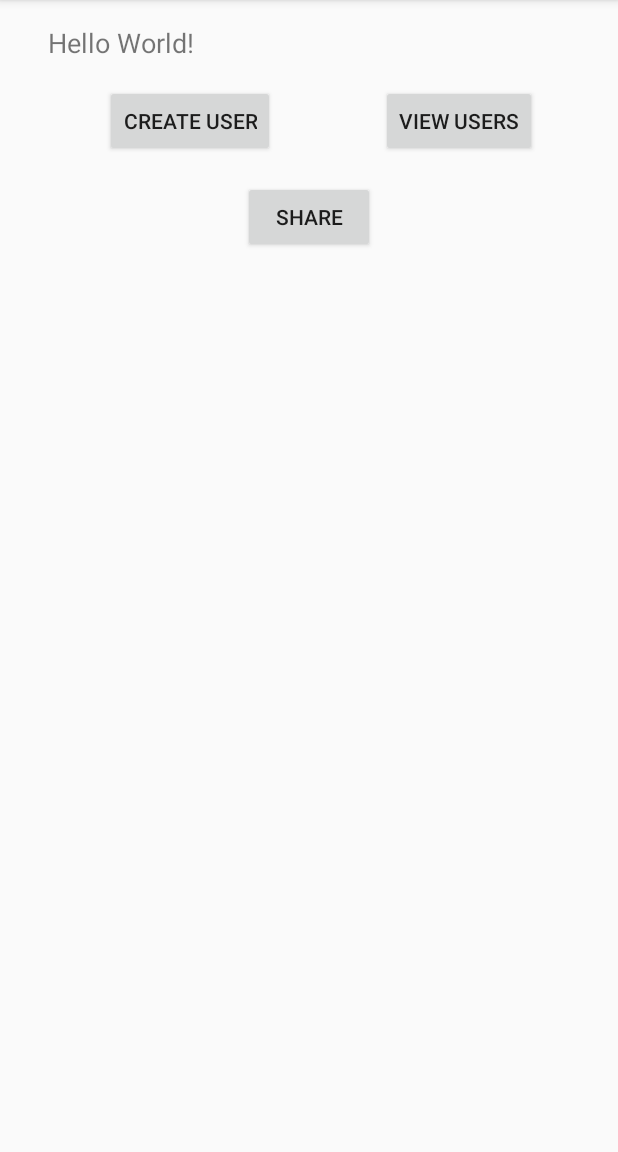
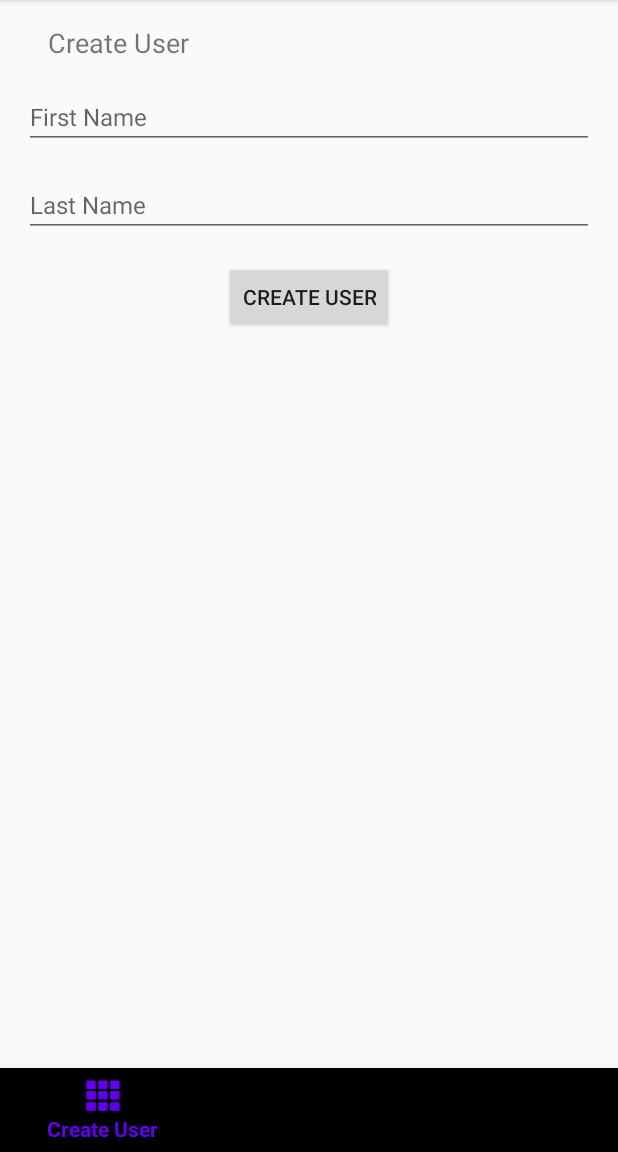
Before and after one commit to Athenriel/MyApplication, an Android app: the screen it shows after launch (MainActivity), on a phone screen of 412 x 824 dp, the part 84-1236 px from its top. Run offline under Robolectric (Android 15) with nearby library versions, the light colour scheme and no system bars; our stand-ins replace Room's generated code, Timber, navigation-ui; 1 statement that could not run was skipped.

Commit message:
Adds bottom nav and image chooser

```diff
--- a/app/src/main/java/com/example/myapplication/ui/MainActivity.kt
+++ b/app/src/main/java/com/example/myapplication/ui/MainActivity.kt
@@ -1,8 +1,12 @@
 package com.example.myapplication.ui
 
 import android.os.Bundle
+import android.os.Handler
 import androidx.appcompat.app.AppCompatActivity
+import androidx.core.view.isVisible
+import androidx.navigation.NavOptions
 import androidx.navigation.findNavController
+import androidx.navigation.ui.setupWithNavController
 import com.example.myapplication.R
 import com.example.myapplication.databinding.ActivityMainBinding
 
@@ -10,6 +14,7 @@ class MainActivity : AppCompatActivity() {
 
     companion object {
         const val VIEW_USERS_EXTRA = "viewUsersExtra"
+        private const val SPLASH_TIME = 1000L
     }
 
     private lateinit var binding: ActivityMainBinding
@@ -18,15 +23,46 @@ class MainActivity : AppCompatActivity() {
         super.onCreate(savedInstanceState)
         binding = ActivityMainBinding.inflate(layoutInflater)
         setContentView(binding.root)
-        if (intent.getBooleanExtra(VIEW_USERS_EXTRA, false) &&
-            findNavController(R.id.nav_host_fragment).currentDestination?.id == R.id.UsersHomeFragment
-        ) {
-            val directions =
-                UsersHomeFragmentDirections.actionUsersHomeFragmentToViewUsersFragment(
+        val navController = findNavController(R.id.nav_host_fragment)
+        binding.bottomNavBar.setupWithNavController(navController)
+        binding.bottomNavBar.setOnNavigationItemSelectedListener {
+            val clearNavOptions =
+                NavOptions.Builder().setLaunchSingleTop(true).setPopUpTo(R.id.nav_graph, true)
+                    .build()
+            when (it.itemId) {
+                R.id.menu_create_user_nav -> {
+                    navController.navigate(R.id.CreateUserFragment, null, clearNavOptions)
                     true
-                )
-            findNavController(R.id.nav_host_fragment).navigate(directions)
+                }
+                R.id.menu_view_user_nav -> {
+                    navController.navigate(R.id.ViewUsersFragment, null, clearNavOptions)
+                    true
+                }
+                R.id.menu_share_nav -> {
+                    navController.navigate(R.id.ShareFragment, null, clearNavOptions)
+                    true
+                }
+                else -> false
+            }
         }
+        navController.addOnDestinationChangedListener { _, destination, _ ->
+            binding.bottomNavBar.isVisible = when (destination.id) {
+                R.id.CreateUserFragment -> true
+                R.id.ViewUsersFragment -> true
+                R.id.ShareFragment -> true
+                else -> false
+            }
+        }
+        Handler().postDelayed({
+            if (navController.currentDestination?.id == R.id.SplashFragment) {
+                val directions = if (intent.getBooleanExtra(VIEW_USERS_EXTRA, false)) {
+                    SplashFragmentDirections.actionSplashFragmentToViewUsersFragment(true)
+                } else {
+                    SplashFragmentDirections.actionSplashFragmentToCreateUserFragment()
+                }
+                navController.navigate(directions)
+            }
+        }, SPLASH_TIME)
     }
 
 }
--- /dev/null
+++ b/app/src/main/java/com/example/myapplication/ui/SplashFragment.kt
@@ -0,0 +1,23 @@
+package com.example.myapplication.ui
+
+import android.os.Bundle
+import android.view.LayoutInflater
+import android.view.View
+import android.view.ViewGroup
+import androidx.fragment.app.Fragment
+import com.example.myapplication.R
+
+/**
+ * Created by Athenriel on 17/04/2020.
+ */
+class SplashFragment : Fragment() {
+
+    override fun onCreateView(
+        inflater: LayoutInflater,
+        container: ViewGroup?,
+        savedInstanceState: Bundle?
+    ): View? {
+        return inflater.inflate(R.layout.fragment_splash, container, false)
+    }
+
+}
--- a/app/src/main/java/com/example/myapplication/ui/UsersHomeFragment.kt
+++ /dev/null
@@ -1,52 +0,0 @@
-package com.example.myapplication.ui
-
-import android.os.Bundle
-import android.view.LayoutInflater
-import android.view.View
-import android.view.ViewGroup
-import androidx.fragment.app.Fragment
-import androidx.navigation.fragment.findNavController
-import com.example.myapplication.databinding.FragmentUsersHomeBinding
-
-/**
- * Created by Athenriel on 26/03/2020.
- */
-class UsersHomeFragment : Fragment() {
-
-    private var _binding: FragmentUsersHomeBinding? = null
-    private val binding get() = _binding!!
-
-    override fun onCreateView(
-        inflater: LayoutInflater,
-        container: ViewGroup?,
-        savedInstanceState: Bundle?
-    ): View? {
-        _binding = FragmentUsersHomeBinding.inflate(inflater, container, false)
-        return binding.root
-    }
-
-    override fun onViewCreated(view: View, savedInstanceState: Bundle?) {
-        super.onViewCreated(view, savedInstanceState)
-        binding.fragmentUsersHomeCreateUserBtn.setOnClickListener {
-            val directions =
-                UsersHomeFragmentDirections.actionUsersHomeFragmentToCreateUserFragment()
-            findNavController().navigate(directions)
-        }
-        binding.fragmentUsersHomeViewUsersBtn.setOnClickListener {
-            val directions =
-                UsersHomeFragmentDirections.actionUsersHomeFragmentToViewUsersFragment()
-            findNavController().navigate(directions)
-        }
-        binding.fragmentUsersHomeShareBtn.setOnClickListener {
-            val directions =
-                UsersHomeFragmentDirections.actionUsersHomeFragmentToShareFragment()
-            findNavController().navigate(directions)
-        }
-    }
-
-    override fun onDestroyView() {
-        super.onDestroyView()
-        _binding = null
-    }
-
-}
--- a/app/src/main/res/layout/activity_main.xml
+++ b/app/src/main/res/layout/activity_main.xml
@@ -12,10 +12,19 @@
         android:layout_width="0dp"
         android:layout_height="0dp"
         app:defaultNavHost="true"
-        app:layout_constraintBottom_toBottomOf="parent"
+        app:layout_constraintBottom_toTopOf="@+id/bottom_nav_bar"
         app:layout_constraintEnd_toEndOf="parent"
         app:layout_constraintStart_toStartOf="parent"
         app:layout_constraintTop_toTopOf="parent"
         app:navGraph="@navigation/nav_graph" />
 
+    <com.google.android.material.bottomnavigation.BottomNavigationView
+        android:id="@+id/bottom_nav_bar"
+        android:layout_width="0dp"
+        android:layout_height="wrap_content"
+        app:layout_constraintBottom_toBottomOf="parent"
+        app:layout_constraintEnd_toEndOf="parent"
+        app:layout_constraintStart_toStartOf="parent"
+        app:menu="@menu/menu_bottom_nav" />
+
 </androidx.constraintlayout.widget.ConstraintLayout>
--- a/app/src/main/res/layout/fragment_create_user.xml
+++ b/app/src/main/res/layout/fragment_create_user.xml
@@ -21,6 +21,7 @@
         android:layout_height="wrap_content"
         android:layout_marginStart="16dp"
         android:layout_marginTop="16dp"
+        android:layout_marginEnd="16dp"
         android:autofillHints="personGivenName"
         android:hint="@string/first_name_text"
         android:importantForAutofill="yes"
@@ -36,6 +37,7 @@
         android:layout_height="wrap_content"
         android:layout_marginStart="16dp"
         android:layout_marginTop="16dp"
+        android:layout_marginEnd="16dp"
         android:autofillHints="personFamilyName"
         android:hint="@string/last_name_text"
         android:importantForAutofill="yes"
--- a/app/src/main/res/layout/fragment_users_home.xml
+++ /dev/null
@@ -1,52 +0,0 @@
-<?xml version="1.0" encoding="utf-8"?>
-<androidx.constraintlayout.widget.ConstraintLayout xmlns:android="http://schemas.android.com/apk/res/android"
-    android:layout_width="match_parent"
-    android:layout_height="match_parent"
-    xmlns:app="http://schemas.android.com/apk/res-auto">
-
-    <TextView
-        android:id="@+id/fragment_users_home_hello_tv"
-        android:layout_width="wrap_content"
-        android:layout_height="wrap_content"
-        android:layout_marginTop="16dp"
-        android:layout_marginStart="32dp"
-        android:textSize="18sp"
-        android:text="@string/users_home_title"
-        app:layout_constraintStart_toStartOf="parent"
-        app:layout_constraintTop_toTopOf="parent" />
-
-    <Button
-        android:id="@+id/fragment_users_home_create_user_btn"
-        android:layout_width="wrap_content"
-        android:layout_height="wrap_content"
-        android:layout_marginStart="16dp"
-        android:layout_marginTop="16dp"
-        android:text="@string/create_user_btn"
-        app:layout_constraintEnd_toStartOf="@+id/fragment_users_home_view_users_btn"
-        app:layout_constraintStart_toStartOf="parent"
-        app:layout_constraintTop_toBottomOf="@+id/fragment_users_home_hello_tv" />
-
-    <Button
-        android:id="@+id/fragment_users_home_view_users_btn"
-        android:layout_width="wrap_content"
-        android:layout_height="wrap_content"
-        android:layout_marginStart="16dp"
-        android:layout_marginTop="16dp"
-        android:text="@string/view_users_btn"
-        app:layout_constraintEnd_toEndOf="parent"
-        app:layout_constraintStart_toEndOf="@+id/fragment_users_home_create_user_btn"
-        app:layout_constraintTop_toBottomOf="@+id/fragment_users_home_hello_tv" />
-
-    <Button
-        android:id="@+id/fragment_users_home_share_btn"
-        android:layout_width="wrap_content"
-        android:layout_height="wrap_content"
-        android:layout_marginStart="16dp"
-        android:layout_marginTop="16dp"
-        android:layout_marginEnd="16dp"
-        android:text="@string/share_btn"
-        app:layout_constraintEnd_toEndOf="parent"
-        app:layout_constraintStart_toStartOf="parent"
-        app:layout_constraintTop_toBottomOf="@+id/fragment_users_home_create_user_btn" />
-
-</androidx.constraintlayout.widget.ConstraintLayout>
--- /dev/null
+++ b/app/src/main/res/menu/menu_bottom_nav.xml
@@ -0,0 +1,19 @@
+<?xml version="1.0" encoding="utf-8"?>
+<menu xmlns:android="http://schemas.android.com/apk/res/android">
+
+    <item
+        android:id="@+id/menu_create_user_nav"
+        android:icon="@android:drawable/ic_dialog_dialer"
+        android:title="@string/create_user_title" />
+
+    <item
+        android:id="@+id/menu_view_user_nav"
+        android:icon="@android:drawable/ic_dialog_info"
+        android:title="@string/view_users_title" />
+
+    <item
+        android:id="@+id/menu_share_nav"
+        android:icon="@android:drawable/ic_dialog_map"
+        android:title="@string/share_title" />
+
+</menu>
--- a/app/src/main/res/navigation/nav_graph.xml
+++ b/app/src/main/res/navigation/nav_graph.xml
@@ -3,28 +3,22 @@
     xmlns:app="http://schemas.android.com/apk/res-auto"
     xmlns:tools="http://schemas.android.com/tools"
     android:id="@+id/nav_graph"
-    app:startDestination="@id/UsersHomeFragment">
+    app:startDestination="@id/SplashFragment">
 
     <fragment
-        android:id="@+id/UsersHomeFragment"
-        android:name="com.example.myapplication.ui.UsersHomeFragment"
-        android:label="@string/users_home_title"
-        tools:layout="@layout/fragment_users_home">
+        android:id="@+id/SplashFragment"
+        android:name="com.example.myapplication.ui.SplashFragment"
+        android:label="@string/splash_title"
+        tools:layout="@layout/fragment_splash">
         <action
-            android:id="@+id/action_UsersHomeFragment_to_CreateUserFragment"
+            android:id="@+id/action_SplashFragment_to_CreateUserFragment"
             app:destination="@id/CreateUserFragment"
             app:enterAnim="@anim/slide_up"
             app:exitAnim="@anim/slide_down"
             app:popExitAnim="@anim/slide_down" />
         <action
-            android:id="@+id/action_UsersHomeFragment_to_ViewUsersFragment"
+            android:id="@+id/action_SplashFragment_to_ViewUsersFragment"
             app:destination="@id/ViewUsersFragment"
-            app:enterAnim="@anim/slide_up"
-            app:exitAnim="@anim/slide_down"
-            app:popExitAnim="@anim/slide_down" />
-        <action
-            android:id="@+id/action_UsersHomeFragment_to_ShareFragment"
-            app:destination="@+id/ShareFragment"
             app:enterAnim="@anim/slide_up"
             app:exitAnim="@anim/slide_down"
             app:popExitAnim="@anim/slide_down" />
--- a/app/src/main/res/values/strings.xml
+++ b/app/src/main/res/values/strings.xml
@@ -7,9 +7,8 @@
     <string name="content_description_remove_button">Delete Item</string>
     <string name="content_description_share_image">Share Image</string>
     <string name="content_description_success_image">Success</string>
-    <string name="users_home_title">Hello World!</string>
+    <string name="splash_title">Splash</string>
     <string name="create_user_btn">Create User</string>
-    <string name="view_users_btn">View Users</string>
     <string name="create_user_title">Create User</string>
     <string name="first_name_text">First Name</string>
     <string name="last_name_text">Last Name</string>
@@ -21,6 +20,7 @@
     <string name="view_users_title">View Users</string>
     <string name="share_title">Share</string>
     <string name="share_btn">Share</string>
+    <string name="pick_file_btn">Pick</string>
     <string name="image_shared_text">Image Shared</string>
     <string name="share_url_empty_toast">Image Url is empty</string>
     <string name="image_url_hint">Image Url</string>
```
Also changed, not shown: app/build.gradle (+4 -4 lines), app/src/main/java/com/example/myapplication/ui/ShareFragment.kt (+12 -0 lines), app/src/main/java/com/example/myapplication/utils/Utils.kt (+34 -0 lines), app/src/main/res/layout/fragment_share.xml (+12 -0 lines), app/src/main/res/layout/fragment_splash.xml (added, +22 -0 lines), build.gradle (+4 -4 lines).
